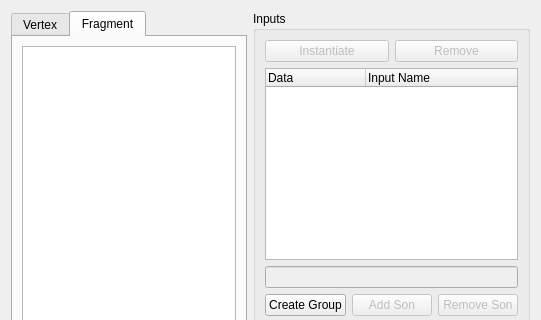
Before: the Qt Designer form src/RenderPassUi.ui in paulbaron/ShaderEditor, drawn with Qt 5; both pictures show x 0 to 541 and y 0 to 320 of the 541 by 651 pixel window.
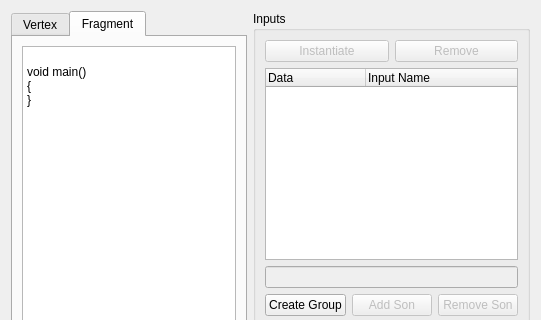
After: the same form once the commit is applied.

The edit to the form file:
```diff
--- a/src/RenderPassUi.ui
+++ b/src/RenderPassUi.ui
@@ -46,7 +46,14 @@
         </attribute>
         <layout class="QGridLayout" name="gridLayout">
          <item row="0" column="0">
-          <widget class="QPlainTextEdit" name="fragmentCodeEdit"/>
+          <widget class="QPlainTextEdit" name="fragmentCodeEdit">
+           <property name="plainText">
+            <string>
+void main()
+{
+}</string>
+           </property>
+          </widget>
          </item>
         </layout>
        </widget>
```
Left out of the diff: 9 changed lines with no effect on the pictures.
